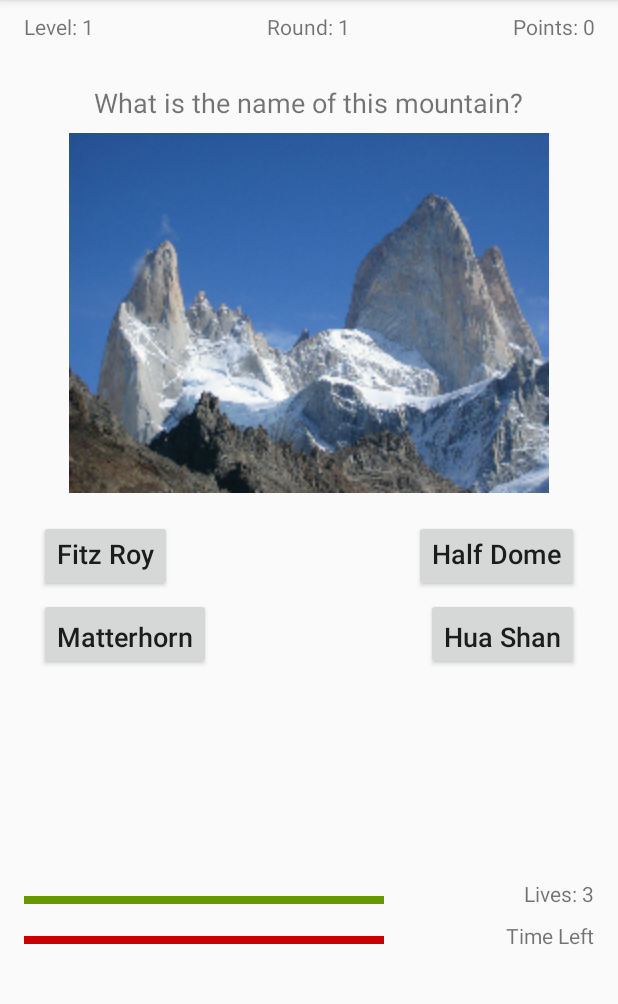
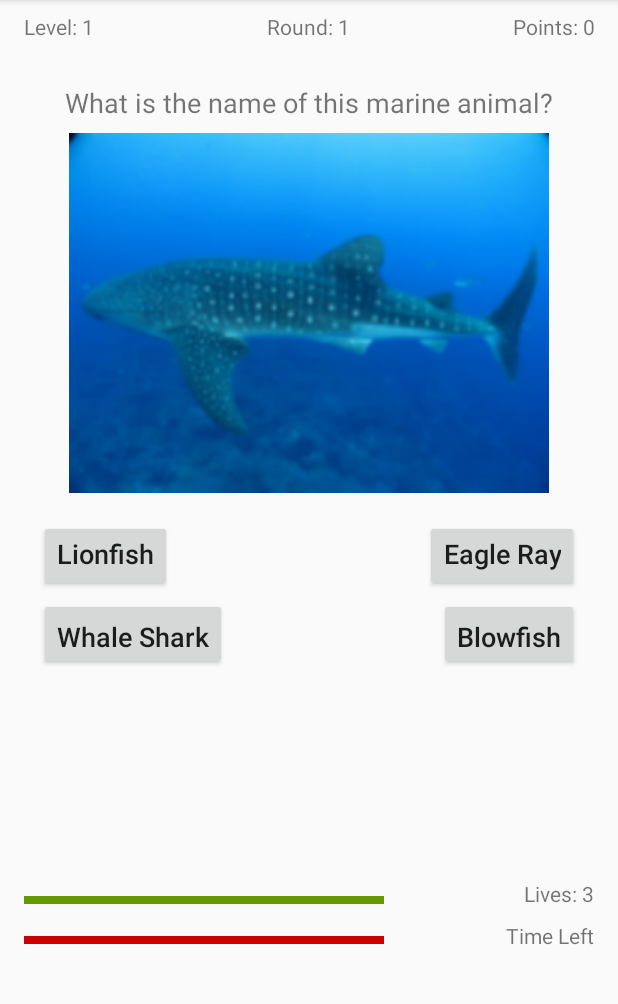
Before and after one commit to kathrin77/QuickPic, an Android app: the StartActivity screen opened directly, with no data from a screen before it, after a tap on an icon or button, on a phone screen of 412 x 824 dp, the part 84-1088 px from its top. Run offline under Robolectric (Android 15) with nearby library versions, the phone set to English and light mode, and no system bars.

Commit message:
QuizActivity: Methoden angepasst, funktioniert nun für jedes Topic StartActivity: intent.putExtras übergibt Topic an QuizActivity

```diff
--- a/app/src/main/java/com/example/quickpic/Quickpic.java
+++ b/app/src/main/java/com/example/quickpic/Quickpic.java
@@ -1,6 +1,4 @@
 package com.example.quickpic;
-
-import java.util.ArrayList;
 
 /**
  * Created by kathr on 05.02.2018.
@@ -15,12 +13,12 @@ public class Quickpic {
     String question;
     int id;
     String img_resource;
-    String answer;
-    String name;
-    String height;
-    String location;
-//provisorisch: img_ids nur für 3 Bilder
-    String[][] mountains = {
+
+    char topic;
+
+    String[][] answer;
+
+    String[][] m = {
             {"img_amadablam","Ama Dablam","6812 m","Nepal"},
             {"img_dreizinnen","Drei Zinnen","2999 m","Italy"},
             {"img_everest","Mount Everest","8848 m","Nepal/China"},
@@ -30,42 +28,114 @@ public class Quickpic {
             {"img_huashan","Hua Shan","2155 m","China"},
             {"img_kilimanjaro","Kilimanjaro","5895 m","Tansania"},
             {"img_matterhorn","Matterhorn","4478 m","Switzerland"},
+            {"img_paodeacucar", "Pão de Açúcar", "396 m", "Brasil"}, //Zuckerhut
             {"img_popocatepetl","Popocatepetl","5426 m","Mexico"},
+            {"img_saentis", "Säntis", "2505 m", "Switzerland"}, //Zuckerhut
             {"img_tablemountain","Table Mountain","1085 m","South Africa"},
             {"img_uluru","Uluru","863 m","Australia"},
-            {"img_paodeacucar", "Pão de Açúcar", "396 m", "Brasil"}, //Zuckerhut
             {"img_zugspitze","Zugspitze","2962 m","Germany"}};
 
-    String[][] fish; //TODO
+    String[][] f = {
+            {"img_beluga","Beluga Whale","4 m","Arctic Sea"}, //https://en.wikipedia.org/wiki/Beluga_whale
+            {"img_blowfish","Blowfish","35 cm","Tropic Seas"}, //https://en.wikipedia.org/wiki/Tetraodontidae
+            {"img_clownfish","Clownfish","10 cm","Pacific Ocean Reefs"}, //https://en.wikipedia.org/wiki/Amphiprioninae
+            {"img_eaglerays","Eagle Ray","5 m","Open Tropical Ocean"}, //https://en.wikipedia.org/wiki/Eagle_ray
+            {"img_goldfish","Goldfish","? m","Water"},
+            {"img_halterfish","Halterfish","? m","Water"},
+            {"img_hammerhead","Hammerhead Shark","? m","Water"},
+            {"img_humpbackwhale","Humpback Whale","? m","Water"},
+            {"img_lionfish","Lionfish","? m","Water"},
+            {"img_orca","Orca","? m","Water"},
+            {"img_palettesurgeonfish","Palette Surgeonfish","? m","Water"},
+            {"img_pilotwhale","Pilotwhale","? m","Water"},
+            {"img_seahorse", "Seahorse", "? m", "Water"},
+            {"img_whaleshark","Whale Shark","? m","Water"},
+            {"img_whiteshark","Great White Shark","? m","Water"}};
 
-    String[][] trees; //TODO
+    String[][] t = { //TODO: Trees
+            {"img_amadablam","Ama Dablam","6812 m","Nepal"},
+            {"img_dreizinnen","Drei Zinnen","2999 m","Italy"},
+            {"img_everest","Mount Everest","8848 m","Nepal/China"},
+            {"img_fitzroy","Fitz Roy","3395 m","Argentina"},
+            {"img_fuji","Fuji","3776 m","Japan"},
+            {"img_halfdome","Half Dome","2694 m","U.S.A"},
+            {"img_huashan","Hua Shan","2155 m","China"},
+            {"img_kilimanjaro","Kilimanjaro","5895 m","Tansania"},
+            {"img_matterhorn","Matterhorn","4478 m","Switzerland"},
+            {"img_paodeacucar", "Pão de Açúcar", "396 m", "Brasil"}, //Zuckerhut
+            {"img_popocatepetl","Popocatepetl","5426 m","Mexico"},
+            {"img_saentis", "Säntis", "2505 m", "Switzerland"}, //Zuckerhut
+            {"img_tablemountain","Table Mountain","1085 m","South Africa"},
+            {"img_uluru","Uluru","863 m","Australia"},
+            {"img_zugspitze","Zugspitze","2962 m","Germany"}};
 
     public Quickpic() {
 
     }
 
+    /**
+     * generates the question for mountains, fish or trees.
+     * @param level
+     * @return question (String)
+     */
+
+    public String getQuestion(char topic, int level) {
+
+        switch (topic) {
+            case 'm': question = getMountainQuestions(level); break;
+            case 'f': question = getFishQuestions(level); break;
+            case 't': question = getTreeQuestions(level); break;
+        }
+        return question;
+    }
+
     public String getMountainQuestions(int level) {
-        //hier wird die Frage generiert
 
         switch (level) {
             case 1: question = "What is the name of this mountain?"; break;
             case 2: question = "How high is this mountain?"; break;
             case 3: question = "In which country lies this mountain?"; break;
-            default: question = "";
+            default: question = "You're done with this level!";
         }
-
         return question;
-
     }
 
     public String getFishQuestions(int level) {
-        //TODO
+        switch (level) {
+            case 1: question = "What is the name of this marine animal?"; break;
+            case 2: question = "How big is this marine animal?"; break;
+            case 3: question = "In which ocean lives this marine animal?"; break;
+            default: question = "You're done with this level!";
+        }
         return question;
     }
 
     public String getTreeQuestions(int level) {
-        //TODO
+        switch (level) {
+            case 1: question = "What is the name of this tree?"; break;
+            case 2: question = "How high is this tree?"; break;
+            case 3: question = "On which continent grows this tree?"; break;
+            default: question = "You're done with this level!";
+        }
         return question;
+    }
+
+    public void setQuestion(String question) {
+        this.question = question;
+    } //maybe not needed??
+
+    public String[][] getAnswer(char topic) {
+
+        switch (topic) {
+            case 'm': answer = m; break;
+            case 'f': answer = f; break;
+            case 't': answer = t; break;
+        }
+        return answer;
+    }
+
+    public void setAnswer(String[][] answer) { //not needed?
+        this.answer = answer;
     }
 
     public int getLevel() {
@@ -90,15 +160,7 @@ public class Quickpic {
 
     public void setPoints(int points) {
         this.points = points;
-    }
-
-    public String getQuestion() {
-        return question;
-    }
-
-    public void setQuestion(String question) {
-        this.question = question;
-    }
+    } //not needed?
 
     public int getLives() {
         return lives;
@@ -108,6 +170,14 @@ public class Quickpic {
         this.lives = lives;
     }
 
+    public char getTopic() {
+        return topic;
+    }
+
+    public void setTopic(char topic) {
+        this.topic = topic;
+    }
+
 
 
 
--- a/app/src/main/java/com/example/quickpic/QuizActivity.java
+++ b/app/src/main/java/com/example/quickpic/QuizActivity.java
@@ -1,8 +1,6 @@
 package com.example.quickpic;
 
 import android.content.Intent;
-import android.os.CountDownTimer;
-import android.os.Handler;
 import android.support.v7.app.AppCompatActivity;
 import android.os.Bundle;
 import android.view.View;
@@ -67,50 +65,41 @@ public class QuizActivity extends AppCompatActivity {
             }
         });
 
-        loadGame('m'); //es soll vorerst automatisch Berge gestartet werden.
-
-
+        loadGame();
     }
 
     /**
-     * starts a new game
-     * @param topic
+     * starts a new game, based on the topic passed on by the intent from startactivity
      */
-    public void loadGame(char topic) {
-        switch(topic) {
-            case 'm': loadNewMountainGame();
-            //case 'f': loadFishGame();
-            //case 't': loadTreeGame();
-            default: loadNewMountainGame();
+    public void loadGame() {
+
+        //get the selected topic from StartActivity and set game.topic:
+        Bundle extras = getIntent().getExtras();
+        if (extras != null) {
+            game.setTopic(extras.getChar("TOPIC"));
         }
-
-    }
-
-    /**
-     * Creates initial start screen for mountain game
-     */
-
-    public void loadNewMountainGame() {
+        //get the correct Array based on topic
+        game.answer = game.getAnswer(game.topic);
 
         //New game: set textviews
         tvLives.setText("Lives: "+game.getLives());
         tvPoints.setText("Points: "+game.getPoints());
 
         //Start new level:
-        startNewLevel(game.getLevel());
+        startNewLevel(game.getLevel(), game.topic);
         //Start new round:
         startNewRound(game.getRound());
-
     }
 
     /**
-     * Starts a new level: sets the level textview and question for this level
+     * Starts a new level: sets the level textview and question for this level, based on the topic
      * @param level
+     * @param topic
      */
-    public void startNewLevel(int level) {
+    public void startNewLevel(int level, char topic) {
         game.setLevel(level);
         tvLevel.setText("Level: "+game.getLevel());
-        tvQuestion.setText(game.getMountainQuestions(game.getLevel()));
+        tvQuestion.setText(game.getQuestion(topic, game.getLevel()));
     }
 
     /**
@@ -124,14 +113,15 @@ public class QuizActivity extends AppCompatActivity {
         game.setRound(round);
         tvRound.setText("Round: "+game.getRound());
 
-        //get random id for this round:
+        //get random id for this round (between 0 and 14):
         game.id = getRandomId();
         //get the picture:
         imgQuiz.setImageDrawable(getResources().getDrawable(getRandomPicture(game.id)));
 
         //New arraylist, fill with all possible ids (0-14):
         ArrayList<Integer> index = new ArrayList<>();
-        for (int i = 0; i < game.mountains.length; i++) {
+
+        for (int i = 0; i < game.answer.length; i++) {
             index.add(i);
         }
         //remove index with correct answer
@@ -141,33 +131,33 @@ public class QuizActivity extends AppCompatActivity {
         int wrong2 = index.remove((int)(Math.random()*index.size()));
         int wrong3 = index.remove((int)(Math.random()*index.size()));
 
-        //set 1 correct and 3 wrong answers to the buttons:
-        //make sure, that the correct answer does not always appear on the same button: switch
+        //set answers, switch, so that the correct answer does not always appear on the same button
         int btnNumber = (int) (Math.random() * 4);
+
         switch (btnNumber) {
             case 0:
-                btn1.setText(game.mountains[game.id][game.getLevel()]);
-                btn2.setText(game.mountains[wrong1][game.getLevel()]);
-                btn3.setText(game.mountains[wrong2][game.getLevel()]);
-                btn4.setText(game.mountains[wrong3][game.getLevel()]);
+                btn1.setText(game.answer[game.id][game.getLevel()]);
+                btn2.setText(game.answer[wrong1][game.getLevel()]);
+                btn3.setText(game.answer[wrong2][game.getLevel()]);
+                btn4.setText(game.answer[wrong3][game.getLevel()]);
                 break;
             case 1:
-                btn1.setText(game.mountains[wrong3][game.getLevel()]);
-                btn2.setText(game.mountains[game.id][game.getLevel()]);
-                btn3.setText(game.mountains[wrong1][game.getLevel()]);
-                btn4.setText(game.mountains[wrong2][game.getLevel()]);
+                btn1.setText(game.answer[wrong3][game.getLevel()]);
+                btn2.setText(game.answer[game.id][game.getLevel()]);
+                btn3.setText(game.answer[wrong1][game.getLevel()]);
+                btn4.setText(game.answer[wrong2][game.getLevel()]);
                 break;
             case 2:
-                btn1.setText(game.mountains[wrong2][game.getLevel()]);
-                btn2.setText(game.mountains[wrong3][game.getLevel()]);
-                btn3.setText(game.mountains[game.id][game.getLevel()]);
-                btn4.setText(game.mountains[wrong1][game.getLevel()]);
+                btn1.setText(game.answer[wrong2][game.getLevel()]);
+                btn2.setText(game.answer[wrong3][game.getLevel()]);
+                btn3.setText(game.answer[game.id][game.getLevel()]);
+                btn4.setText(game.answer[wrong1][game.getLevel()]);
                 break;
             case 3:
-                btn1.setText(game.mountains[wrong1][game.getLevel()]);
-                btn2.setText(game.mountains[wrong2][game.getLevel()]);
-                btn3.setText(game.mountains[wrong3][game.getLevel()]);
-                btn4.setText(game.mountains[game.id][game.getLevel()]);
+                btn1.setText(game.answer[wrong1][game.getLevel()]);
+                btn2.setText(game.answer[wrong2][game.getLevel()]);
+                btn3.setText(game.answer[wrong3][game.getLevel()]);
+                btn4.setText(game.answer[game.id][game.getLevel()]);
                 break;
         }
 
@@ -179,7 +169,7 @@ public class QuizActivity extends AppCompatActivity {
      */
     public int getRandomId() {
         //eine Zufallszahl zwischen 0 und 14:
-        int current_id = (int) (Math.random() * game.mountains.length);
+        int current_id = (int) (Math.random() * game.answer.length);
         return current_id;
     }
 
@@ -189,49 +179,63 @@ public class QuizActivity extends AppCompatActivity {
      * @return resource id (integer)
      */
     public int getRandomPicture(int id) {
+        //first string from array = img_..., position [?][0]
+        game.img_resource = game.answer[id][0];
 
-        //first string from array = img_..., position [?][0]
-        game.img_resource = game.mountains[id][0];
         //int of the img_resource
         int resource_ID = getResources().getIdentifier(game.img_resource,"drawable", getPackageName());
         return resource_ID;
     }
 
+    /**
+     * This method evaluates the answers and continues the game to the next round/level or ends the game.
+     * @param view
+     */
+
     public void btnAnswerPressed(View view) {
-
         //set view to the clicked button
         final Button clicked = (Button) view;
         //get the string from the clicked button
         String buttontext = clicked.getText().toString();
 
+        //if correct, update points/rounds, otherwise just rounds
         if (checkAnswer(game.id, buttontext)) {
-            game.points++; //update points
+            game.points++;
             tvPoints.setText("Points: "+game.getPoints());
-            game.round++; //update round
-
+            game.round++;
         } else {
-            game.round++; //only update round
+            game.round++;
         }
-        //continue the game:
-        if (game.getRound() >5) { //last round per level is over
+/*        continue the game with the next round.
+        After 5 rounds, update level, start new level, start at round 1.
+        After 3 levels, go to HighScoreAcitivity, save points.
+        */
+        if (game.getRound() >5) {
             game.level++;
-            if (game.getLevel() >3) { //all 3 levels done: end game
+            if (game.getLevel() >3) {
                 Intent intent = new Intent(this, HighscoreActivity.class);
                 intent.putExtra("Points", game.points);
                 startActivity(intent);
-            } else { //continue with next level
-                game.setRound(1); //start at round 1
-                startNewLevel(game.getLevel()); //start new level
-                startNewRound(game.getRound()); //start new round
+            } else {
+                game.setRound(1);
+                startNewLevel(game.getLevel(), game.topic);
+                startNewRound(game.getRound());
             }
-        } else { //continue with next round
+        } else {
             startNewRound(game.getRound());
         }
     }
 
+    /**
+     * check the answer on the clicked button
+     * @param id
+     * @param btnText
+     * @return true or false
+     */
+
     public boolean checkAnswer(int id, String btnText) {
         boolean question = false;
-        String correctAnswer = game.mountains[game.id][game.getLevel()];
+        String correctAnswer = game.answer[game.id][game.getLevel()];
         if (correctAnswer.equals(btnText)) {
             question = true;
         }
--- a/app/src/main/java/com/example/quickpic/StartActivity.java
+++ b/app/src/main/java/com/example/quickpic/StartActivity.java
@@ -23,6 +23,7 @@ public class StartActivity extends AppCompatActivity {
             @Override
             public void onClick(View view) {
                 Intent intent = new Intent(getApplicationContext(), QuizActivity.class);
+                intent.putExtra("TOPIC",'m');
                 startActivity(intent);
             }
         });
@@ -31,6 +32,7 @@ public class StartActivity extends AppCompatActivity {
             @Override
             public void onClick(View view) {
                 Intent intent = new Intent(getApplicationContext(), QuizActivity.class);
+                intent.putExtra("TOPIC",'f');
                 startActivity(intent);
             }
         });
@@ -39,6 +41,7 @@ public class StartActivity extends AppCompatActivity {
             @Override
             public void onClick(View view) {
                 Intent intent = new Intent(getApplicationContext(), QuizActivity.class);
+                intent.putExtra("TOPIC",'t');
                 startActivity(intent);
             }
         });
```
Also changed, not shown: app/src/main/res/drawable-hdpi/img_saentis.png (added), app/src/main/res/drawable-mdpi/img_saentis.png (added), app/src/main/res/drawable-xhdpi/img_saentis.png (added), app/src/main/res/drawable-xxhdpi/img_saentis.png (added).
